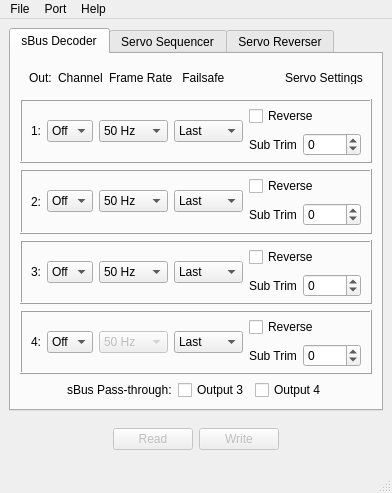
Old version of the form Software/SBusDecoderClient/mainwindow.ui in the repository bemcgarvey/SBus-Decoder.
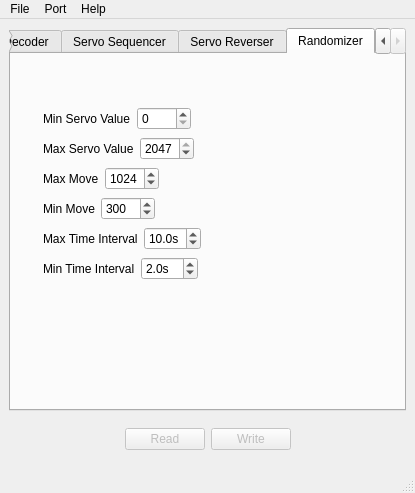
New version of the form. The open tabs and pages were chosen to show the change. Icons and pictures are not drawn.

What changed in the file:
```diff
--- a/Software/SBusDecoderClient/mainwindow.ui
+++ b/Software/SBusDecoderClient/mainwindow.ui
@@ -6,7 +6,7 @@
    <rect>
     <x>0</x>
     <y>0</y>
-    <width>380</width>
+    <width>415</width>
     <height>493</height>
    </rect>
   </property>
@@ -1797,6 +1797,251 @@
         </item>
        </layout>
       </widget>
+      <widget class="QWidget" name="randomizerTab">
+       <attribute name="title">
+        <string>Randomizer</string>
+       </attribute>
+       <widget class="QWidget" name="layoutWidget">
+        <property name="geometry">
+         <rect>
+          <x>32</x>
+          <y>52</y>
+          <width>187</width>
+          <height>176</height>
+         </rect>
+        </property>
+        <layout class="QVBoxLayout" name="verticalLayout_16">
+         <item>
+          <layout class="QHBoxLayout" name="horizontalLayout_22">
+           <item>
+            <widget class="QLabel" name="label_25">
+             <property name="text">
+              <string>Min Servo Value</string>
+             </property>
+            </widget>
+           </item>
+           <item>
+            <widget class="QSpinBox" name="randMinServo">
+             <property name="maximum">
+              <number>2047</number>
+             </property>
+             <property name="value">
+              <number>0</number>
+             </property>
+            </widget>
+           </item>
+           <item>
+            <spacer name="horizontalSpacer_17">
+             <property name="orientation">
+              <enum>Qt::Horizontal</enum>
+             </property>
+             <property name="sizeHint" stdset="0">
+              <size>
+               <width>40</width>
+               <height>20</height>
+              </size>
+             </property>
+            </spacer>
+           </item>
+          </layout>
+         </item>
+         <item>
+          <layout class="QHBoxLayout" name="horizontalLayout_23">
+           <item>
+            <widget class="QLabel" name="label_26">
+             <property name="text">
+              <string>Max Servo Value</string>
+             </property>
+            </widget>
+           </item>
+           <item>
+            <widget class="QSpinBox" name="randMaxServo">
+             <property name="maximum">
+              <number>2047</number>
+             </property>
+             <property name="value">
+              <number>2047</number>
+             </property>
+            </widget>
+           </item>
+           <item>
+            <spacer name="horizontalSpacer_18">
+             <property name="orientation">
+              <enum>Qt::Horizontal</enum>
+             </property>
+             <property name="sizeHint" stdset="0">
+              <size>
+               <width>40</width>
+               <height>20</height>
+              </size>
+             </property>
+            </spacer>
+           </item>
+          </layout>
+         </item>
+         <item>
+          <layout class="QHBoxLayout" name="horizontalLayout_24">
+           <item>
+            <widget class="QLabel" name="label_27">
+             <property name="text">
+              <string>Max Move</string>
+             </property>
+            </widget>
+           </item>
+           <item>
+            <widget class="QSpinBox" name="randMaxMove">
+             <property name="maximum">
+              <number>2047</number>
+             </property>
+             <property name="value">
+              <number>1024</number>
+             </property>
+            </widget>
+           </item>
+           <item>
+            <spacer name="horizontalSpacer_19">
+             <property name="orientation">
+              <enum>Qt::Horizontal</enum>
+             </property>
+             <property name="sizeHint" stdset="0">
+              <size>
+               <width>40</width>
+               <height>20</height>
+              </size>
+             </property>
+            </spacer>
+           </item>
+          </layout>
+         </item>
+         <item>
+          <layout class="QHBoxLayout" name="horizontalLayout_25">
+           <item>
+            <widget class="QLabel" name="label_28">
+             <property name="text">
+              <string>Min Move</string>
+             </property>
+            </widget>
+           </item>
+           <item>
+            <widget class="QSpinBox" name="randMinMove">
+             <property name="maximum">
+              <number>2047</number>
+             </property>
+             <property name="value">
+              <number>300</number>
+             </property>
+            </widget>
+           </item>
+           <item>
+            <spacer name="horizontalSpacer_20">
+             <property name="orientation">
+              <enum>Qt::Horizontal</enum>
+             </property>
+             <property name="sizeHint" stdset="0">
+              <size>
+               <width>40</width>
+               <height>20</height>
+              </size>
+             </property>
+            </spacer>
+           </item>
+          </layout>
+         </item>
+         <item>
+          <layout class="QHBoxLayout" name="horizontalLayout_26">
+           <item>
+            <widget class="QLabel" name="label_29">
+             <property name="text">
+              <string>Max Time Interval</string>
+             </property>
+            </widget>
+           </item>
+           <item>
+            <widget class="QDoubleSpinBox" name="randMaxTime">
+             <property name="suffix">
+              <string>s</string>
+             </property>
+             <property name="decimals">
+              <number>1</number>
+             </property>
+             <property name="minimum">
+              <double>0.200000000000000</double>
+             </property>
+             <property name="maximum">
+              <double>60.000000000000000</double>
+             </property>
+             <property name="singleStep">
+              <double>0.100000000000000</double>
+             </property>
+             <property name="value">
+              <double>10.000000000000000</double>
+             </property>
+            </widget>
+           </item>
+           <item>
+            <spacer name="horizontalSpacer_21">
+             <property name="orientation">
+              <enum>Qt::Horizontal</enum>
+             </property>
+             <property name="sizeHint" stdset="0">
+              <size>
+               <width>40</width>
+               <height>20</height>
+              </size>
+             </property>
+            </spacer>
+           </item>
+          </layout>
+         </item>
+         <item>
+          <layout class="QHBoxLayout" name="horizontalLayout_27">
+           <item>
+            <widget class="QLabel" name="label_30">
+             <property name="text">
+              <string>Min Time Interval</string>
+             </property>
+            </widget>
+           </item>
+           <item>
+            <widget class="QDoubleSpinBox" name="randMinTime">
+             <property name="suffix">
+              <string>s</string>
+             </property>
+             <property name="decimals">
+              <number>1</number>
+             </property>
+             <property name="minimum">
+              <double>0.100000000000000</double>
+             </property>
+             <property name="maximum">
+              <double>60.000000000000000</double>
+             </property>
+             <property name="singleStep">
+              <double>0.100000000000000</double>
+             </property>
+             <property name="value">
+              <double>2.000000000000000</double>
+             </property>
+            </widget>
+           </item>
+           <item>
+            <spacer name="horizontalSpacer_22">
+             <property name="orientation">
+              <enum>Qt::Horizontal</enum>
+             </property>
+             <property name="sizeHint" stdset="0">
+              <size>
+               <width>40</width>
+               <height>20</height>
+              </size>
+             </property>
+            </spacer>
+           </item>
+          </layout>
+         </item>
+        </layout>
+       </widget>
+      </widget>
      </widget>
     </item>
     <item>
@@ -1870,7 +2115,7 @@
     <rect>
      <x>0</x>
      <y>0</y>
-     <width>380</width>
+     <width>415</width>
      <height>22</height>
     </rect>
    </property>
```
